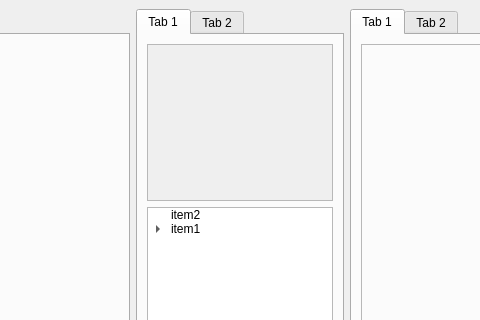
Old version of the form mainwindow.ui in the repository coderkalyan/codeblock-visual-studio; both pictures show x 192 to 672 and y 0 to 320 of the 1280 by 720 pixel window.
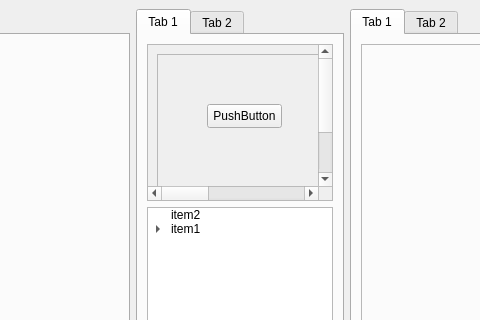
New version of the form.

```diff
--- a/mainwindow.ui
+++ b/mainwindow.ui
@@ -79,10 +79,41 @@
             <rect>
              <x>0</x>
              <y>0</y>
-             <width>184</width>
-             <height>148</height>
+             <width>518</width>
+             <height>218</height>
             </rect>
            </property>
+           <layout class="QGridLayout" name="gridLayout">
+            <item row="0" column="0">
+             <widget class="QFrame" name="frame_2">
+              <property name="minimumSize">
+               <size>
+                <width>500</width>
+                <height>200</height>
+               </size>
+              </property>
+              <property name="frameShape">
+               <enum>QFrame::StyledPanel</enum>
+              </property>
+              <property name="frameShadow">
+               <enum>QFrame::Raised</enum>
+              </property>
+              <widget class="QPushButton" name="pushButton">
+               <property name="geometry">
+                <rect>
+                 <x>50</x>
+                 <y>50</y>
+                 <width>75</width>
+                 <height>24</height>
+                </rect>
+               </property>
+               <property name="text">
+                <string>PushButton</string>
+               </property>
+              </widget>
+             </widget>
+            </item>
+           </layout>
           </widget>
          </widget>
         </item>
```
Left out of the diff: 2 changed lines with no effect on the pictures.
